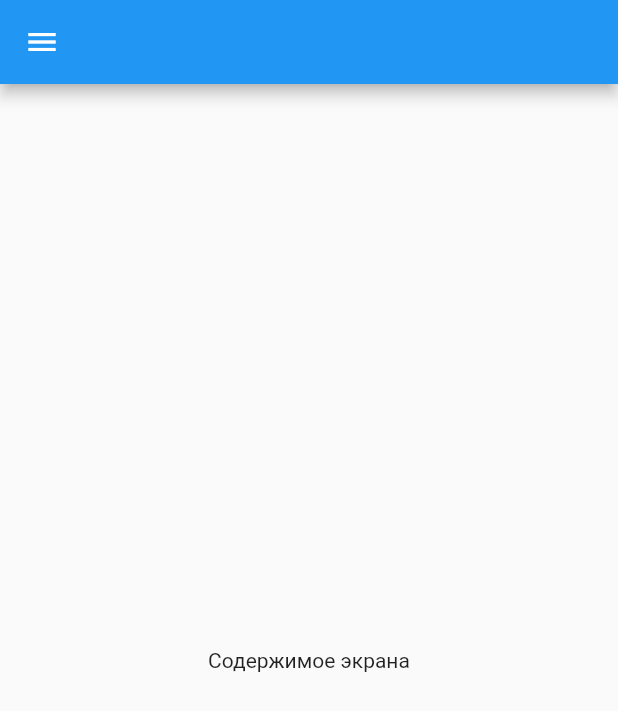
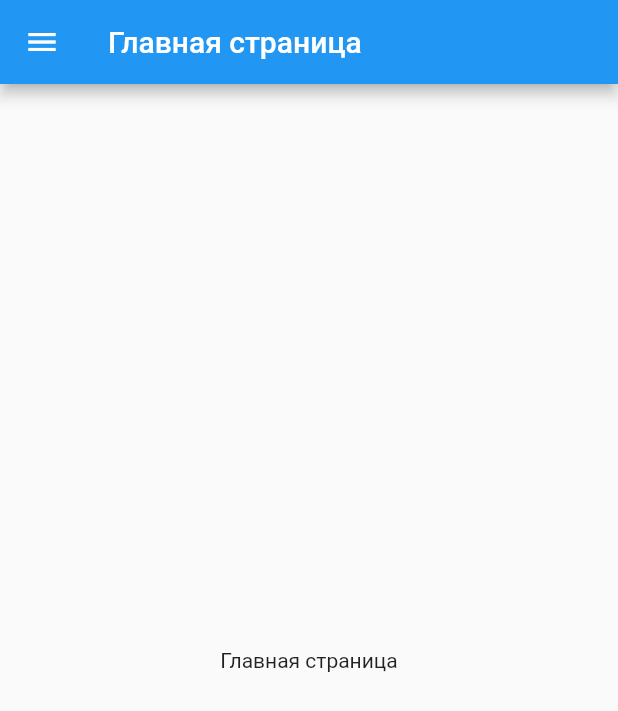
Before and after one commit to YriiBlackMsk/pizza, a Flutter app: the screen it shows after launch, on a phone screen of 412 x 824 dp. Shown: the top 711 px of the screen. Run offline on Flutter 3.47's test engine with Material 2 defaults, Android fonts, the phone set to English and light mode, and no system bars; our stand-ins replace google_fonts, syncfusion_flutter_sliders; missing offline and left inert: sliding_switch.

Commit message:
Навигация и переходы готовы

```diff
--- a/lib/main.dart
+++ b/lib/main.dart
@@ -1,6 +1,110 @@
 import 'package:flutter/material.dart';
-import 'package:pizza/navigation_drawer_screen.dart'; //подключение библиотеки с дизайном от андроид
+void main() {runApp (const NavigationDemo ());}
+class NavigationDemo extends StatefulWidget {
+  const NavigationDemo({Key? key}) : super(key: key);
 
-void main() {
-  runApp (const NavigationDrawerScreen ());
+  @override
+  _NavigationDemoState createState() => _NavigationDemoState();
 }
+
+class _NavigationDemoState extends State<NavigationDemo> {
+
+  @override
+  Widget build(BuildContext context) {
+    return MaterialApp(
+      //home: const MainScreen(),
+      initialRoute: '/',
+      routes: {
+        '/': (context) => const MainScreen(),
+        '/contacts': (context) => const SecondScreen(),
+      },
+    );
+  }
+}
+
+Widget navDrawer(context) => Drawer( //ящик, бургер
+  child: ListView(padding: EdgeInsets.zero, children: [
+    DrawerHeader(
+      decoration: const BoxDecoration(
+        color: Colors.blue,
+      ),
+      child: Container(
+        height: 200,
+
+        child: Column(
+          mainAxisAlignment: MainAxisAlignment.center,
+          crossAxisAlignment: CrossAxisAlignment.center,
+          children: [
+            Container(
+              height: 100,
+              decoration: const BoxDecoration(
+                  borderRadius: BorderRadius.all(Radius.circular(50.0))
+              ),
+              child: Image.network(
+               'https://upload.wikimedia.org/wikipedia/commons/thumb/4/44/Google-flutter-logo.svg/330px-Google-flutter-logo.svg.png'
+              ),
+            ),
+            const Text('Навигация во Flutter')
+          ],
+        ),
+
+      ),
+    ),
+
+        ListTile( //список
+          leading: const Icon(Icons.one_k), //иконка
+          title: const Text('Главная'), //заголовок кнопки
+          onTap: () { //обработчик
+            // Navigator.pop(context);
+            Navigator.pushNamed(context, '/');
+            // _messengerKey.currentState!.showSnackBar(
+            // const SnackBar(content: Text('Переход в каталог')));
+          },
+        ),
+
+        ListTile(
+          leading: const Icon(Icons.two_k), //иконка
+          title: const Text('Контакты'), //заголовок кнопки
+          onTap: () { //обработчик
+            Navigator.pushNamed(context, '/contacts');
+            // _messengerKey.currentState!.showSnackBar(
+            // const SnackBar(content: Text('Переход в каталог')));
+          },
+        ),
+      ]),
+);
+
+class MainScreen extends StatelessWidget {
+  const MainScreen({Key? key}) : super(key: key);
+
+  @override
+  Widget build(BuildContext context) {
+    return Scaffold( //материал апп не походит тут!
+      appBar: AppBar(
+        title: const Text('Главная страница')), // текст  заголовке
+        drawer: navDrawer(context),
+         body: const Center(
+          child: Text('Главная страница'),), //содержание страницы
+    );
+  }
+}
+
+class SecondScreen extends StatelessWidget {
+  const SecondScreen({Key? key}) : super(key: key);
+
+  @override
+  Widget build(BuildContext context) {
+    return Scaffold( //материал апп не походит тут!
+      appBar: AppBar(
+          title: const Text(
+              'Контакты'
+          )),
+      drawer: navDrawer(context),
+      body: const Center(
+        child: Text(
+            'Контакты'
+        ),
+      ),
+    );
+  }
+}
--- a/lib/navigation_drawer_screen.dart
+++ b/lib/navigation_drawer_screen.dart
@@ -1,4 +1,3 @@
-import 'package:flutter/cupertino.dart';
 import 'package:flutter/material.dart';
 
 class NavigationDrawerScreen extends StatefulWidget {
```
Also changed, not shown: lib/app_bar_screen.dart (added, +41 -0 lines).
